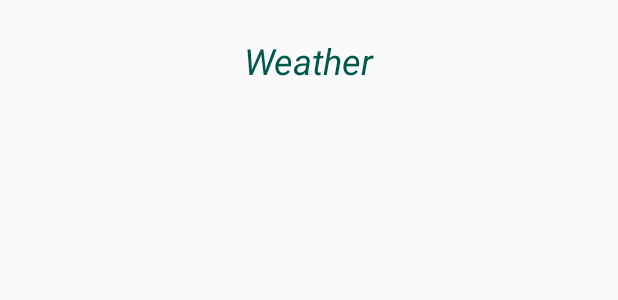
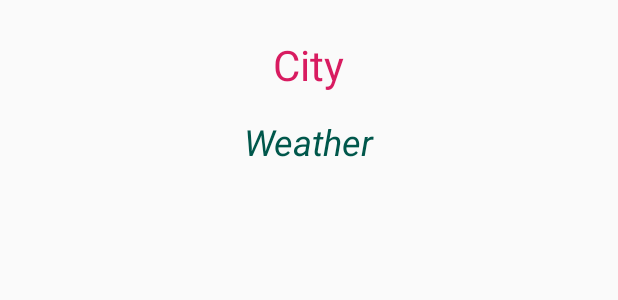
Before and after one commit to bartex12/Android_1, an Android app: the layout activity_main.xml on its own in the app's theme, with its tools: preview values and no code run, on a phone screen of 412 x 824 dp. Shown: the top 300 px of the screen. Run offline under Robolectric (Android 15) with nearby library versions, the phone set to English and light mode, and no system bars.

```diff
--- a/app/src/main/res/layout-land/activity_main.xml
+++ b/app/src/main/res/layout-land/activity_main.xml
@@ -5,7 +5,7 @@
     xmlns:tools="http://schemas.android.com/tools"
     android:layout_width="match_parent"
     android:layout_height="match_parent"
-    tools:context=".MainActivity">
+    tools:context=".ShowActivity">
 
     <TextView
         android:id="@+id/greetingsTextView"
--- a/app/src/main/res/layout/activity_main.xml
+++ b/app/src/main/res/layout/activity_main.xml
@@ -5,21 +5,69 @@
     xmlns:tools="http://schemas.android.com/tools"
     android:layout_width="match_parent"
     android:layout_height="match_parent"
-    tools:context=".MainActivity">
+    tools:context=".ShowActivity">
+
+    <LinearLayout
+        android:layout_width="match_parent"
+        android:layout_height="match_parent"
+        android:orientation="vertical">
+
+        <TextView
+            android:id="@+id/textViewCity"
+            android:layout_width="wrap_content"
+            android:layout_height="wrap_content"
+            android:layout_gravity="center_horizontal"
+            android:layout_marginTop="24dp"
+            android:text="@string/city"
+            android:textColor="@color/colorAccent"
+            android:textSize="28dp" />
 
         <TextView
             android:id="@+id/greetingsTextView"
             android:layout_width="wrap_content"
             android:layout_height="wrap_content"
-        android:layout_marginTop="24dp"
+            android:layout_gravity="center_horizontal"
+            android:layout_marginTop="16dp"
             android:text="@string/weather"
             android:textColor="@color/colorPrimaryDark"
             android:textSize="24sp"
-        android:textStyle="italic"
-        app:layout_constraintBottom_toBottomOf="parent"
-        app:layout_constraintLeft_toLeftOf="parent"
-        app:layout_constraintRight_toRightOf="parent"
-        app:layout_constraintTop_toTopOf="parent"
-        app:layout_constraintVertical_bias="0.0" />
+            android:textStyle="italic" />
+
+        <TextView
+            android:id="@+id/textViewWhether"
+            android:layout_width="wrap_content"
+            android:layout_height="wrap_content"
+            android:layout_gravity="start"
+            android:layout_marginStart="24dp"
+            android:textColor="@color/colorPrimaryDark"
+            android:textSize="20sp" />
+
+        <TextView
+            android:id="@+id/textViewTemper"
+            android:layout_width="wrap_content"
+            android:layout_height="wrap_content"
+            android:layout_gravity="start"
+            android:layout_marginStart="24dp"
+            android:textColor="@color/colorPrimaryDark"
+            android:textSize="20sp" />
+
+        <TextView
+            android:id="@+id/textViewWind"
+            android:layout_width="wrap_content"
+            android:layout_height="wrap_content"
+            android:layout_gravity="start"
+            android:layout_marginStart="24dp"
+            android:textColor="@color/colorPrimaryDark"
+            android:textSize="20sp" />
+
+        <TextView
+            android:id="@+id/textViewPressure"
+            android:layout_width="wrap_content"
+            android:layout_height="wrap_content"
+            android:layout_gravity="start"
+            android:layout_marginStart="24dp"
+            android:textColor="@color/colorPrimaryDark"
+            android:textSize="20sp" />
+    </LinearLayout>
 
 </androidx.constraintlayout.widget.ConstraintLayout>
```
Also changed, not shown: app/src/main/AndroidManifest.xml (+10 -3 lines), app/src/main/java/com/geekbrains/a1l1_helloworld/ChooseActivity.java (added, +60 -0 lines), app/src/main/java/com/geekbrains/a1l1_helloworld/MainActivity.java (deleted, +0 -25 lines), app/src/main/java/com/geekbrains/a1l1_helloworld/PressureBuilder.java (added, +16 -0 lines), app/src/main/java/com/geekbrains/a1l1_helloworld/ShowActivity.java (added, +83 -0 lines), app/src/main/java/com/geekbrains/a1l1_helloworld/TempBuilder.java (added, +20 -0 lines), app/src/main/java/com/geekbrains/a1l1_helloworld/WhetherBuilder.java (added, +22 -0 lines), app/src/main/java/com/geekbrains/a1l1_helloworld/WindBuilder.java (added, +16 -0 lines), app/src/main/res/layout/activity_choose.xml (added, +54 -0 lines), app/src/main/res/values/strings.xml (+18 -0 lines), 1 other file. Lines whose indentation alone changed are shown as unchanged.
